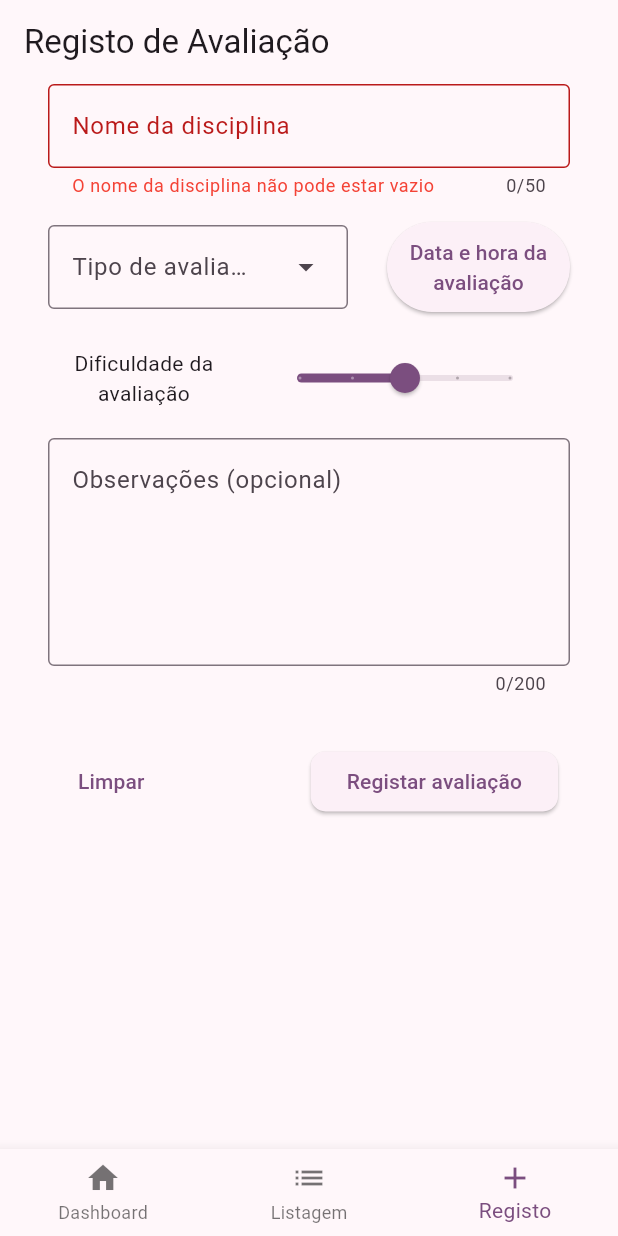
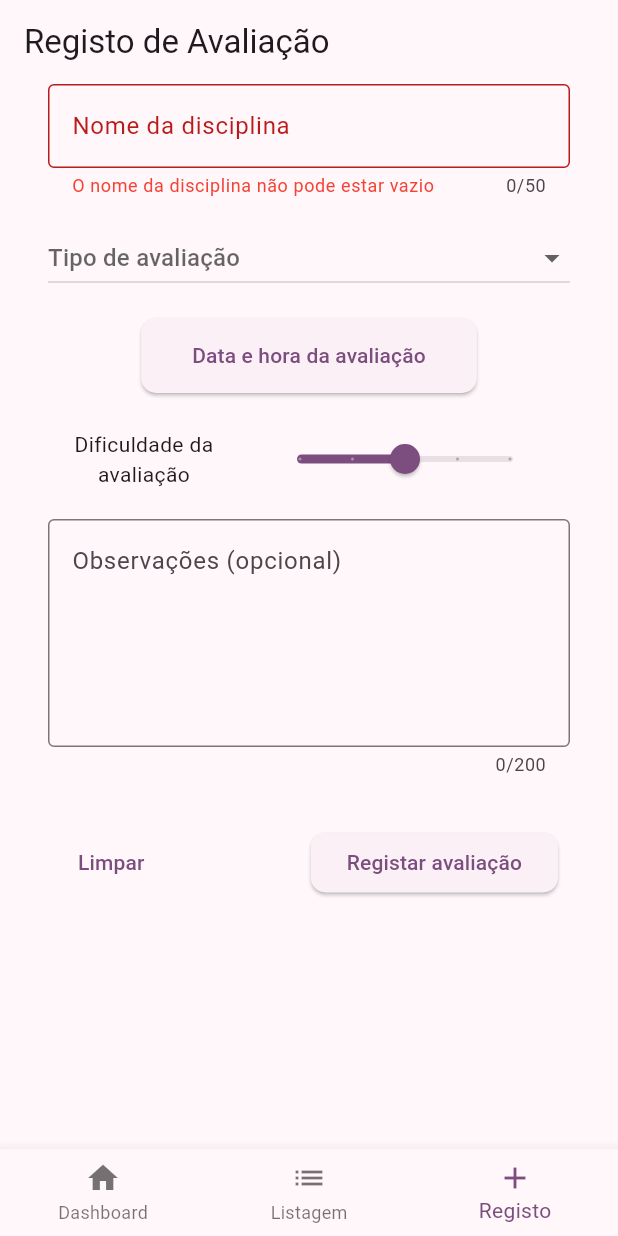
Before and after one commit to ULHT-CM-2022-23/22004275, a Flutter app: the screen it shows after launch, item 3 of the bottom bar chosen, on a phone screen of 412 x 824 dp. Run offline on Flutter 3.47's test engine with Material 2 defaults, Android fonts, the phone set to English and light mode, and no system bars; our stand-ins replace animated_splash_screen, page_transition, share_plus, sleek_circular_slider; missing offline and left inert: omni_datetime_picker; network calls fail.

Commit message:
i think i fixed a bug...

```diff
--- a/lib/pages/create_avaliacao.dart
+++ b/lib/pages/create_avaliacao.dart
@@ -15,7 +15,7 @@ class CreateAvaliacao extends StatefulWidget {
 
 class _CreateAvaliacaoState extends State<CreateAvaliacao> {
   final _nomeController = TextEditingController();
-  final _dropdownMenuController = TextEditingController();
+ AvaliacaoTipo? _tipoAvaliacao;
   final _observacoesController = TextEditingController();
   final List<String> _dificuldadeLabels = [
     'Muito fácil',
@@ -37,13 +37,13 @@ class _CreateAvaliacaoState extends State<CreateAvaliacao> {
 
   bool _isFormValid() {
     return _nomeController.text.isNotEmpty &&
-        _dropdownMenuController.text.isNotEmpty &&
+        _tipoAvaliacao != null &&
         _data.isNotEmpty;
   }
 
   void _limparForm() {
     _nomeController.clear();
-    _dropdownMenuController.clear();
+    _tipoAvaliacao = null;
     _observacoesController.clear();
     setState(() {
       _dificuldade = 3;
@@ -57,7 +57,7 @@ class _CreateAvaliacaoState extends State<CreateAvaliacao> {
       final avaliacaoProvider = Provider.of<AvaliacaoProvider>(context, listen: false);
       final avaliacao = Avaliacao(
         disciplina: _nomeController.text,
-        tipo: avaliacaoProvider.tipoFromLabel(_dropdownMenuController.text),
+        tipo: _tipoAvaliacao!,
         dataHora: _data,
         dificuldade: _dificuldade,
         observacoes: _observacoesController.text,
@@ -71,7 +71,7 @@ class _CreateAvaliacaoState extends State<CreateAvaliacao> {
           content: Text('A avaliação foi registada com sucesso.'),
         ),
       );
-    } else if(_dropdownMenuController.text.isEmpty) {
+    } else if(_tipoAvaliacao == null) {
       ScaffoldMessenger.of(context).showSnackBar(
         const SnackBar(
           behavior: SnackBarBehavior.floating,
@@ -130,39 +130,37 @@ class _CreateAvaliacaoState extends State<CreateAvaliacao> {
               onSubmitted: (_) => FocusScope.of(context).nextFocus(),
             ),
             SizedBox.fromSize(size: const Size(0, 16)),
-            Row(
-              mainAxisAlignment: MainAxisAlignment.spaceBetween,
-              children: [
-                DropdownMenu(
-                  width: 200,
-                  hintText: 'Tipo de avaliação',
-                  enableSearch: false,
-                  enableFilter: false,
-                  controller: _dropdownMenuController,
-                  dropdownMenuEntries: const [
-                    DropdownMenuEntry(
-                        value: 0,
-                        label: 'Frequência'
+            DropdownButton(
+              isExpanded: true,
+              value: _tipoAvaliacao,
+              hint: const Text('Tipo de avaliação'),
+              enableFeedback: true,
+              items: const [
+                DropdownMenuItem(
+                  value: AvaliacaoTipo.frequencia,
+                  child: Text('Frequência'),
                 ),
-                    DropdownMenuEntry(
-                        value: 1,
-                        label: 'Mini-teste'
+                DropdownMenuItem(
+                  value: AvaliacaoTipo.miniteste,
+                  child: Text('Mini-teste'),
                 ),
-                    DropdownMenuEntry(
-                        value: 2,
-                        label: 'Projeto'
+                DropdownMenuItem(
+                  value: AvaliacaoTipo.projeto,
+                  child: Text('Projeto'),
                 ),
-                    DropdownMenuEntry(
-                        value: 3,
-                        label: 'Defesa'
+                DropdownMenuItem(
+                  value: AvaliacaoTipo.defesa,
+                  child: Text('Defesa'),
                 )
               ],
-                  onSelected: (_) => setState(() => FocusScope.of(context).unfocus()),
+              onChanged: (value) {
+                setState(() {
+                  _tipoAvaliacao = value;
+                });
+              },
             ),
-                SizedBox(
-                  //auto width that doesnt overflow
-                  width: MediaQuery.of(context).size.width - 290,
-                  child: ElevatedButton(
+            SizedBox.fromSize(size: const Size(0, 16)),
+            ElevatedButton(
               onPressed: () async {
                 DateTime? dateTime = await showOmniDateTimePicker(
                   context: context,
@@ -200,7 +198,10 @@ class _CreateAvaliacaoState extends State<CreateAvaliacao> {
                 _setData(dateTime!);
               },
               style: ElevatedButton.styleFrom(
-                      padding: const EdgeInsets.symmetric(vertical: 10),
+                fixedSize: const Size(double.infinity, 50),
+                shape: RoundedRectangleBorder(
+                  borderRadius: BorderRadius.circular(10),
+                ),
               ),
               child: Padding(
                 padding: const EdgeInsets.symmetric(horizontal: 10),
@@ -209,9 +210,6 @@ class _CreateAvaliacaoState extends State<CreateAvaliacao> {
                   textAlign: TextAlign.center,
                 ),
               ),
-                  ),
-                ),
-              ],
             ),
             SizedBox.fromSize(size: const Size(0, 20)),
             Row(
```
Also changed, not shown: lib/pages/detalhes.dart (+40 -38 lines), 1 other file. Lines whose indentation alone changed are shown as unchanged.
